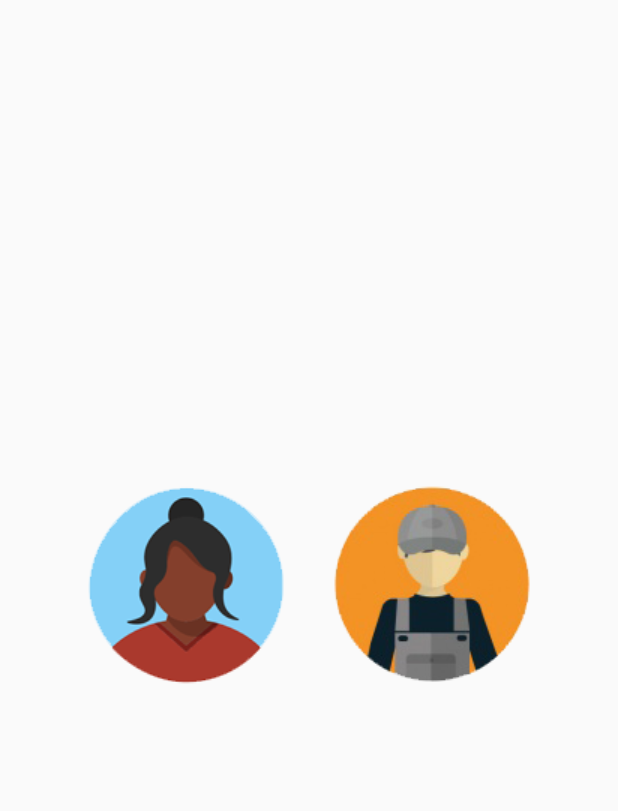
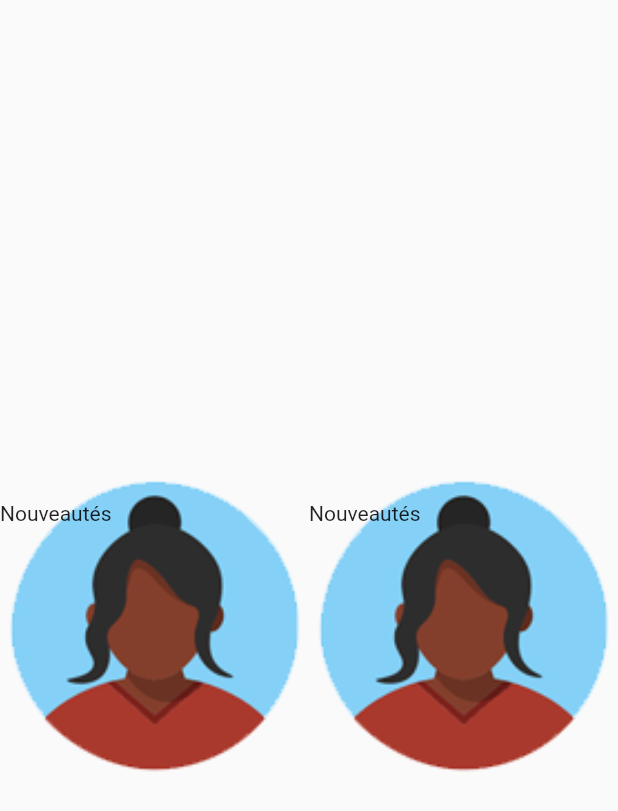
Before and after one commit to adriano328/PSTIFM, a Flutter app: the screen it shows after launch, after a tap on "Novo no aplicativo? Clique Aqui!", on a phone screen of 412 x 824 dp. Shown: the top 811 px of the screen. Run offline on Flutter 3.47's test engine with Material 2 defaults, Android fonts, the phone set to English and light mode, and no system bars; missing offline and left inert: dart:ffi; network calls fail.

Commit message:
Alteração

```diff
--- a/lib/home/profileForm.dart
+++ b/lib/home/profileForm.dart
@@ -1,3 +1,5 @@
+// ignore_for_file: unnecessary_new, prefer_const_constructors
+
 import 'package:flutter/material.dart';
 import 'package:flutter_application_1/formUserProfessional/formUsersProfessional.dart';
 import 'package:flutter_application_1/formUsers.dart';
@@ -11,31 +13,50 @@ class profileForm extends StatelessWidget {
   Widget build(BuildContext context) {
     return MaterialApp(
       home: Scaffold(
-        body: Container(
-          child: Row(mainAxisAlignment: MainAxisAlignment.center, children: <
-              Widget>[
-            const SizedBox(
-              height: 780,
-            ),
-            TextButton(
-                onPressed: () => {
-                      Navigator.push(context,
-                          MaterialPageRoute(builder: (context) => formUsers()))
-                    },
-                child:
-                    Image.asset('assets/cliente_icone.png', fit: BoxFit.cover)),
-            TextButton(
-                onPressed: () => {
-                      Navigator.push(
-                          context,
-                          MaterialPageRoute(
-                              builder: (context) => formUsersProfessional()))
-                    },
-                child: Image.asset('assets/profissional_icone.png',
-                    fit: BoxFit.cover))
-          ]),
-        ),
-      ),
+          body: Container(
+              margin: const EdgeInsets.only(top: 10),
+              child: Center(
+                child: GridView(
+                    gridDelegate: SliverGridDelegateWithFixedCrossAxisCount(
+                      crossAxisCount: 2,
+                    ),
+                    shrinkWrap: true,
+                    // Create a grid with 2 columns. If you change the scrollDirection to
+                    // horizontal, this produces 2 rows.
+
+                    // Generate 100 widgets that display their index in the List.
+
+                    children: [
+                      Container(
+                        width: double.infinity,
+                        decoration: BoxDecoration(
+                            borderRadius: BorderRadius.circular(15.0),
+                            image: DecorationImage(
+                                fit: BoxFit.cover,
+                                image: AssetImage('assets/cliente_icone.png'))),
+                        child: Padding(
+                          padding: const EdgeInsets.only(top: 20),
+                          child: Text('Nouveautés'),
+                        ),
+                      ),
+                      Container(
+                        child: Container(
+                          height: 300,
+                          width: double.infinity,
+                          decoration: BoxDecoration(
+                              borderRadius: BorderRadius.circular(15.0),
+                              image: DecorationImage(
+                                  fit: BoxFit.cover,
+                                  image:
+                                      AssetImage('assets/cliente_icone.png'))),
+                          child: Padding(
+                            padding: const EdgeInsets.only(top: 20),
+                            child: Text('Nouveautés'),
+                          ),
+                        ),
+                      )
+                    ]),
+              ))),
     );
   }
 }
```
